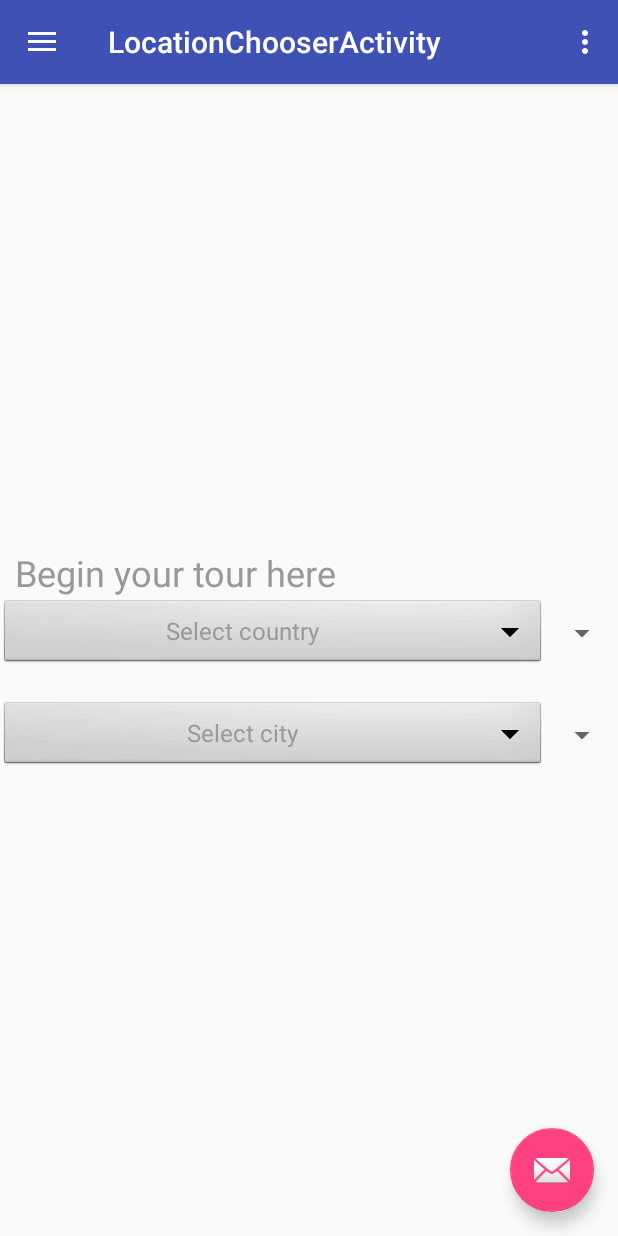
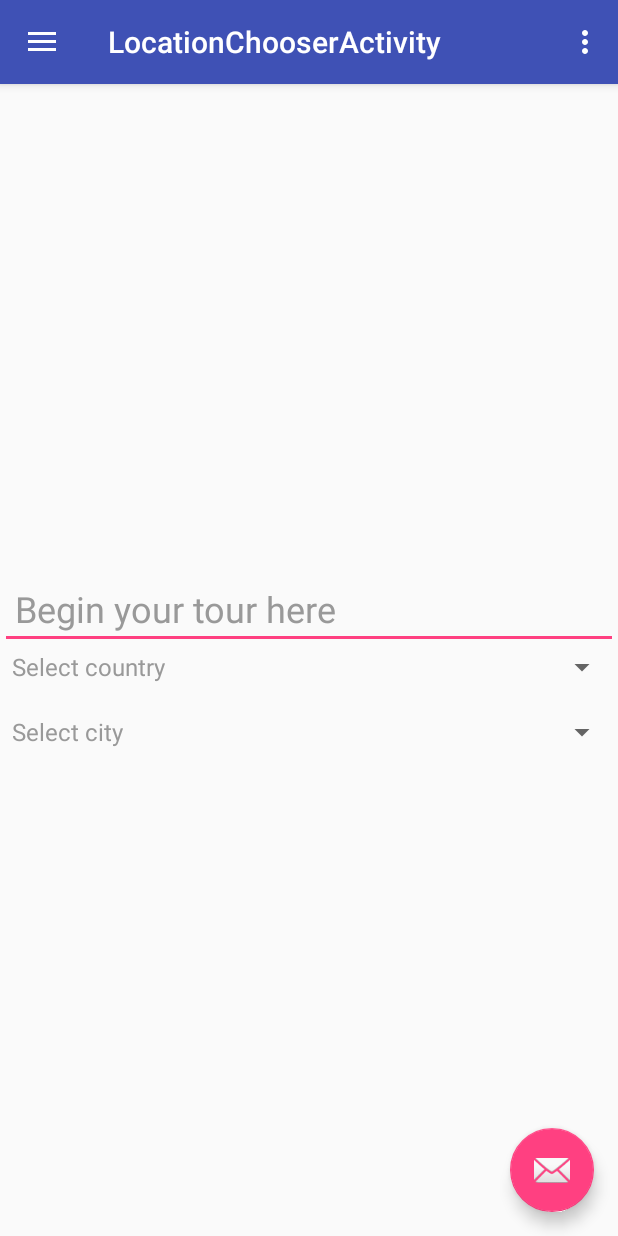
Before and after one commit to appcoreopc/miacucinaDroid, an Android app: the LocationChooserActivity screen opened directly, with no data from a screen before it, on a phone screen of 412 x 824 dp. Run offline under Robolectric (Android 15) with nearby library versions, the phone set to English and light mode, and no system bars.

Commit message:
added material styling.

```diff
--- a/app/src/main/res/layout/content_location_chooser.xml
+++ b/app/src/main/res/layout/content_location_chooser.xml
@@ -16,7 +16,7 @@
         android:layout_width="match_parent"
         android:layout_height="wrap_content"
         android:text="@string/choose_contry"
-        style="@style/TextViewTitle"
+        android:theme="@style/TextViewTitle"
         android:paddingLeft="10dp"
         />
 
--- a/app/src/main/res/values/strings.xml
+++ b/app/src/main/res/values/strings.xml
@@ -56,6 +56,6 @@
     <string name="permission_rationale">"Contacts permissions are needed for providing email
         completions."
     </string>
-
-
+    <string name="skip_login">Skip Login</string>
+    <string name="terms_condition">Agree terms and condition</string>
 </resources>
--- a/app/src/main/res/values/styles.xml
+++ b/app/src/main/res/values/styles.xml
@@ -24,12 +24,12 @@
         <item name="android:textColor">@color/defaultText</item>
     </style>
 
-    <style name="TextViewTitle" parent="android:Widget.TextView">
+    <style name="TextViewTitle" parent="Widget.AppCompat.Light.AutoCompleteTextView">
         <item name="android:textSize">24sp</item>
     </style>
 
-    <style name="Widget.Spinner.Custom" parent="android:Widget.Spinner">
-        <item name="android:textColor">@color/defaultText</item>
+    <style name="Widget.Spinner.Custom" parent="Widget.AppCompat.Light.DropDownItem.Spinner">
+
         <item name="android:textSize">@dimen/textDefault</item>
     </style>
 
```
Also changed, not shown: app/src/main/res/layout/activity_login.xml (+25 -12 lines).
